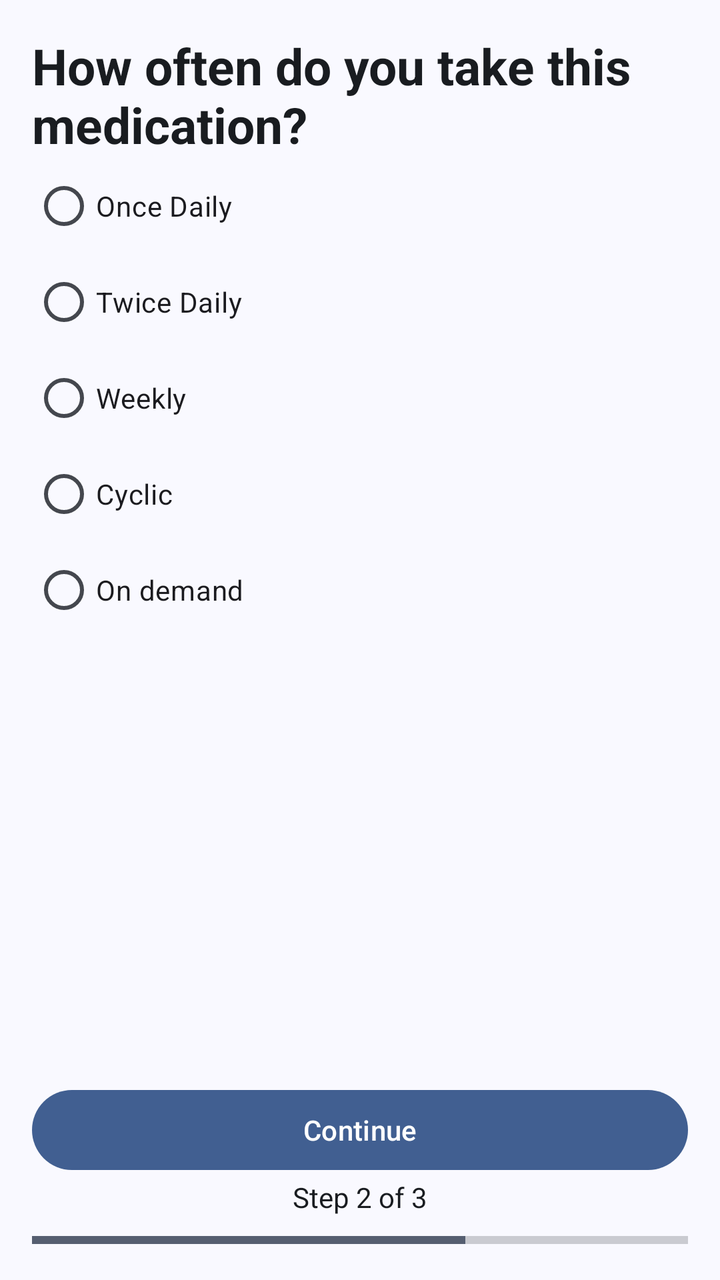
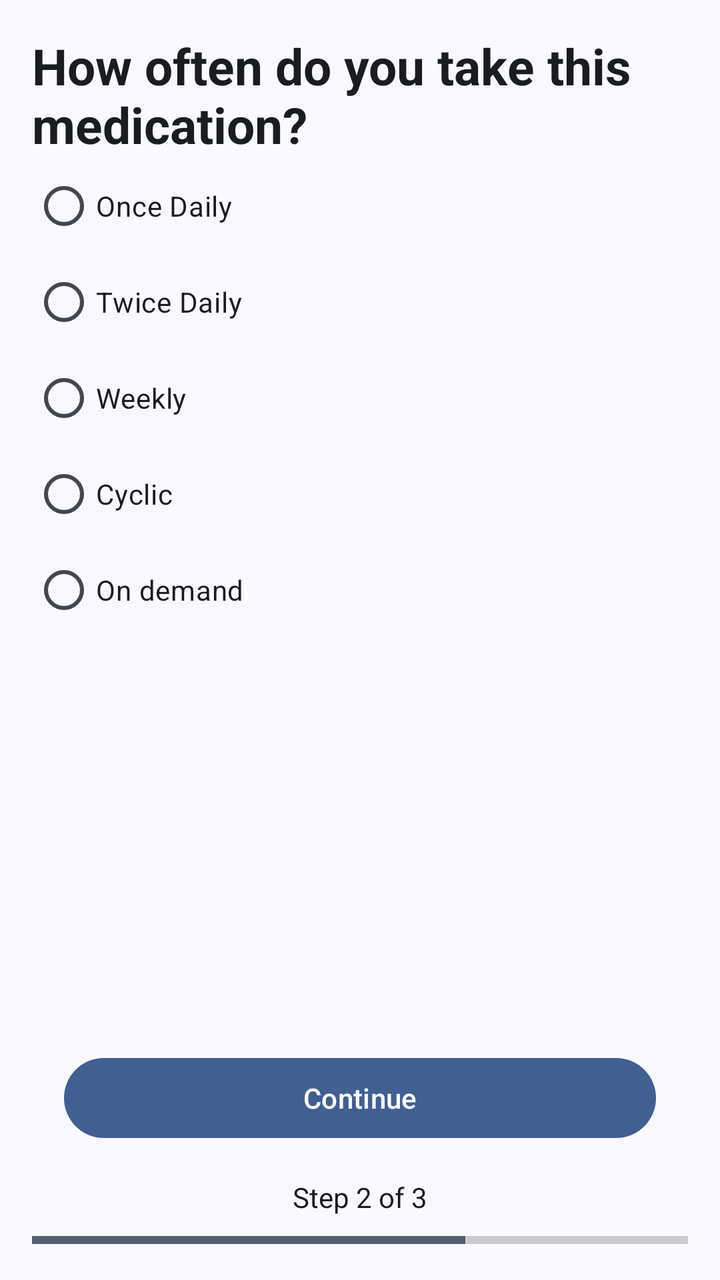

An Android layout rendered at two revisions. The XML below is the earlier revision; the diff shows what the commit changed to produce the second picture.
<!-- AndroidManifest.xml: application theme Theme.MobileHealthApplication -->
<!-- res/layout/fragment_add_medication_part2.xml -->
<androidx.constraintlayout.widget.ConstraintLayout xmlns:android="http://schemas.android.com/apk/res/android"
    android:layout_width="match_parent"
    android:layout_height="match_parent"
    xmlns:app="http://schemas.android.com/apk/res-auto"
    android:background="?attr/colorSurface"
    android:padding="16dp">

        <TextView
            android:id="@+id/pageTitle"
            android:layout_width="wrap_content"
            android:layout_height="wrap_content"
            android:text="@string/how_often_do_you_take_this_medication"
            android:textColor="?attr/colorOnSurface"
            android:textSize="25sp"
            android:textStyle="bold"
            android:layout_marginBottom="32dp"
            app:layout_constraintTop_toTopOf="parent"
            app:layout_constraintStart_toStartOf="parent"
            app:layout_constraintEnd_toEndOf="parent"/>

    <RadioGroup
        android:id="@+id/radioGroup"
        android:checkedButton="@+id/enabled_selected"
        android:layout_width="match_parent"
        android:layout_height="wrap_content"
        app:layout_constraintTop_toBottomOf="@+id/pageTitle"
        app:layout_constraintStart_toStartOf="parent"
        app:layout_constraintEnd_toEndOf="parent">

        <RadioButton
            android:id="@+id/onceDailyButton"
            android:layout_width="match_parent"
            android:layout_height="match_parent"
            android:enabled="true"
            android:text="@string/once_daily"/>
        <RadioButton
            android:id="@+id/twiceDailyButton"
            android:layout_width="match_parent"
            android:layout_height="match_parent"
            android:checked="false"
            android:enabled="true"
            android:text="@string/twice_daily"/>

        <RadioButton
            android:id="@+id/weeklyButton"
            android:layout_width="match_parent"
            android:layout_height="match_parent"
            android:checked="false"
            android:enabled="true"
            android:text="Weekly"/>

        <RadioButton
            android:id="@+id/cyclicButton"
            android:layout_width="match_parent"
            android:layout_height="match_parent"
            android:checked="false"
            android:enabled="true"
            android:text="Cyclic"/>

        <RadioButton
            android:id="@+id/onDemandButton"
            android:layout_width="match_parent"
            android:layout_height="match_parent"
            android:checked="false"
            android:enabled="true"
            android:text="@string/on_demand"/>
    </RadioGroup>

    <ProgressBar
        android:id="@+id/registrationProgress"
        style="@android:style/Widget.Material.ProgressBar.Horizontal"
        android:layout_width="match_parent"
        android:layout_height="8dp"
        android:progress="66"
        android:max="100"
        app:layout_constraintBottom_toBottomOf="parent"
        app:layout_constraintStart_toStartOf="parent"
        app:layout_constraintEnd_toEndOf="parent"/>

    <TextView
        android:id="@+id/stepText"
        android:layout_width="wrap_content"
        android:layout_height="wrap_content"
        android:text="@string/step_2_of_3"
        android:background="?attr/colorSurface"
        android:textColor="?attr/colorOnSurface"
        android:layout_marginBottom="8dp"
        app:layout_constraintBottom_toTopOf="@+id/registrationProgress"
        app:layout_constraintStart_toStartOf="parent"
        app:layout_constraintEnd_toEndOf="parent"/>

    <com.google.android.material.button.MaterialButton
        android:id="@+id/continueMedicationButton"
        android:layout_width="match_parent"
        android:layout_height="wrap_content"
        android:text="@string/continueSignUp"
        app:layout_constraintBottom_toTopOf="@+id/stepText"
        app:layout_constraintStart_toStartOf="parent"
        app:layout_constraintEnd_toEndOf="parent"/>

</androidx.constraintlayout.widget.ConstraintLayout>
<!-- resources referenced by this layout -->
<resources>
  <string name="continueSignUp">Continue</string>
  <string name="how_often_do_you_take_this_medication">How often do you take this medication?</string>
  <string name="on_demand">On demand</string>
  <string name="once_daily">Once Daily</string>
  <string name="step_2_of_3">Step 2 of 3</string>
  <string name="twice_daily">Twice Daily</string>
  <color name="md_theme_primary">#415F91</color>
  <color name="md_theme_onPrimary">#FFFFFF</color>
  <color name="md_theme_primaryContainer">#D6E3FF</color>
  <color name="md_theme_onPrimaryContainer">#001B3E</color>
  <color name="md_theme_primaryFixed">#D6E3FF</color>
  <color name="md_theme_onPrimaryFixed">#001B3E</color>
  <color name="md_theme_primaryFixedDim">#AAC7FF</color>
  <color name="md_theme_onPrimaryFixedVariant">#284777</color>
  <color name="md_theme_secondary">#565F71</color>
  <color name="md_theme_onSecondary">#FFFFFF</color>
  <color name="md_theme_secondaryContainer">#DAE2F9</color>
  <color name="md_theme_onSecondaryContainer">#131C2B</color>
  <color name="md_theme_secondaryFixed">#DAE2F9</color>
  <color name="md_theme_onSecondaryFixed">#131C2B</color>
  <color name="md_theme_secondaryFixedDim">#BEC6DC</color>
  <color name="md_theme_onSecondaryFixedVariant">#3E4759</color>
  <color name="md_theme_tertiary">#705575</color>
  <color name="md_theme_onTertiary">#FFFFFF</color>
  <color name="md_theme_tertiaryContainer">#FAD8FD</color>
  <color name="md_theme_onTertiaryContainer">#28132E</color>
  <color name="md_theme_tertiaryFixed">#FAD8FD</color>
  <color name="md_theme_onTertiaryFixed">#28132E</color>
  <color name="md_theme_tertiaryFixedDim">#DDBCE0</color>
  <color name="md_theme_onTertiaryFixedVariant">#573E5C</color>
  <color name="md_theme_error">#BA1A1A</color>
  <color name="md_theme_onError">#FFFFFF</color>
  <color name="md_theme_errorContainer">#FFDAD6</color>
  <color name="md_theme_onErrorContainer">#410002</color>
  <style name="ThemeOverlay.App.BottomSheetDialog" parent="ThemeOverlay.Material3.BottomSheetDialog">
          <item name="android:navigationBarColor">@color/md_theme_background</item>
      </style>
  <color name="md_theme_background">#F9F9FF</color>
  <color name="md_theme_onBackground">#191C20</color>
  <color name="md_theme_surface">#F9F9FF</color>
  <color name="md_theme_onSurface">#191C20</color>
  <color name="md_theme_surfaceVariant">#E0E2EC</color>
  <color name="md_theme_onSurfaceVariant">#44474E</color>
  <color name="md_theme_surfaceContainerLowest">#FFFFFF</color>
  <color name="md_theme_surfaceContainerLow">#F3F3FA</color>
  <color name="md_theme_surfaceContainer">#EDEDF4</color>
  <color name="md_theme_surfaceContainerHigh">#E7E8EE</color>
  <color name="md_theme_surfaceContainerHighest">#E2E2E9</color>
  <color name="md_theme_outline">#74777F</color>
  <color name="md_theme_outlineVariant">#C4C6D0</color>
  <color name="md_theme_surfaceBright">#F9F9FF</color>
  <color name="md_theme_surfaceDim">#D9D9E0</color>
  <style name="Widget.App.Snackbar" parent="Widget.Material3.Snackbar">
          <item name="backgroundTint">?attr/colorSurface</item>
      </style>
  <style name="Widget.App.Snackbar.TextView" parent="Widget.Material3.Snackbar.TextView">
          <item name="android:textColor">?attr/colorOnSurface</item>
      </style>
  <style name="Widget.App.FloatingActionButton" parent="Widget.Material3.FloatingActionButton.Primary">
          <item name="backgroundTint">?attr/colorPrimaryContainer</item>
          <item name="tint">?attr/colorOnPrimaryContainer</item>
      </style>
  <color name="current_app_background_dark">#191c20</color>
  <style name="Widget.App.BottomNavigation.ActiveIndicator" parent="Widget.Material3.BottomNavigationView.ActiveIndicator">
          <item name="android:color">?attr/colorSecondaryContainer</item>
      </style>
  <!-- unchanged entries left out for length: 5 -->
</resources>

<!-- the commit's change to res/layout/fragment_add_medication_part2.xml (unified diff, before → after) -->
@@ -96,6 +96,9 @@
         android:text="@string/continueSignUp"
         app:layout_constraintBottom_toTopOf="@+id/stepText"
         app:layout_constraintStart_toStartOf="parent"
-        app:layout_constraintEnd_toEndOf="parent"/>
+        app:layout_constraintEnd_toEndOf="parent"
+        android:layout_marginHorizontal="16dp"
+        android:layout_marginBottom="16dp"
+        />
 
 </androidx.constraintlayout.widget.ConstraintLayout>
